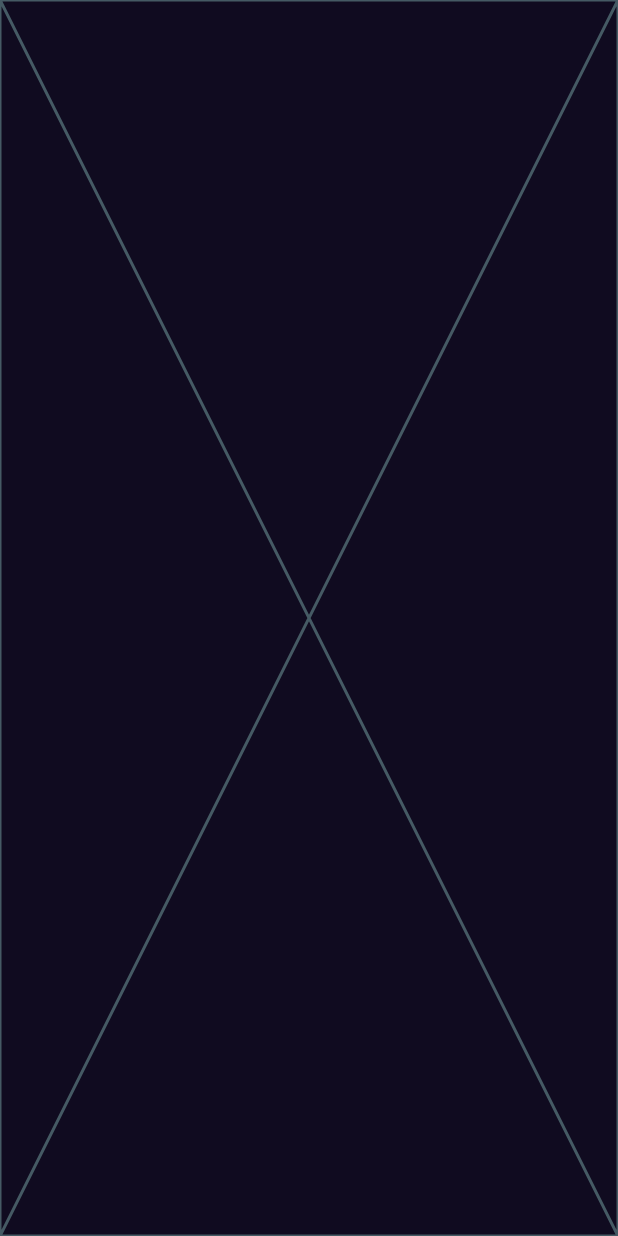
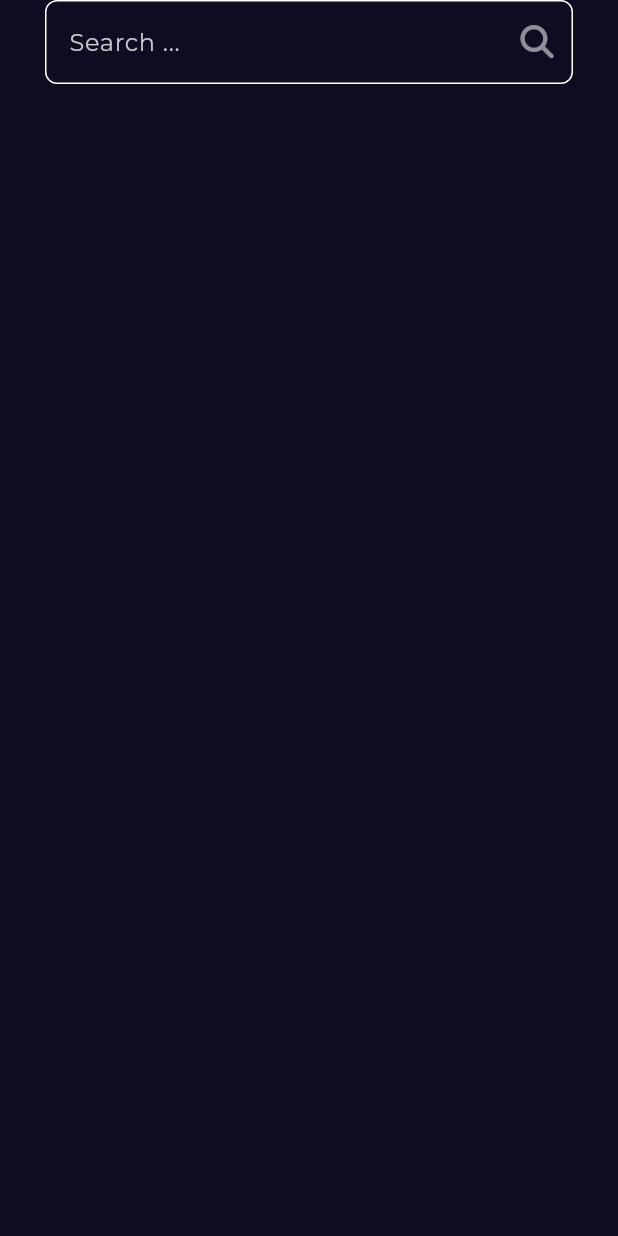
Before and after one commit to ALi-Maher-Mohamed/Bookly-app, a Flutter app: the SearchView screen opened by its route, on a phone screen of 412 x 824 dp. Run offline on Flutter 3.47's test engine with Material 3 defaults, Android fonts, the phone set to English and light mode, and no system bars; our stand-ins replace font_awesome_flutter, go_router, google_fonts.

Commit message:
creating custom search text feild

```diff
--- a/lib/core/utlis/app_routes.dart
+++ b/lib/core/utlis/app_routes.dart
@@ -15,7 +15,7 @@ abstract class AppRoutes {
         builder: (context, state) => const SplashView(),
       ),
       GoRoute(
-        path: '/searchView',
+        path: kSearchview,
         builder: (context, state) => const SearchView(),
       ),
       GoRoute(
--- a/lib/feature/home/presentation/views/widgets/custom_app_bar.dart
+++ b/lib/feature/home/presentation/views/widgets/custom_app_bar.dart
@@ -1,6 +1,8 @@
+import 'package:bookly_app/core/utlis/app_routes.dart';
 import 'package:bookly_app/core/utlis/assets.dart';
 import 'package:flutter/material.dart';
 import 'package:font_awesome_flutter/font_awesome_flutter.dart';
+import 'package:go_router/go_router.dart';
 
 class CustomAppBar extends StatelessWidget {
   const CustomAppBar({
@@ -19,7 +21,9 @@ class CustomAppBar extends StatelessWidget {
           ),
           const Spacer(),
           IconButton(
-              onPressed: () {},
+              onPressed: () {
+                GoRouter.of(context).push(AppRoutes.kSearchview);
+              },
               icon: const Icon(
                 FontAwesomeIcons.magnifyingGlass,
                 size: 24,
--- /dev/null
+++ b/lib/feature/search/presentation/views/widgets/custom_search_text-feild.dart
@@ -0,0 +1,31 @@
+import 'package:flutter/material.dart';
+import 'package:font_awesome_flutter/font_awesome_flutter.dart';
+
+class CustomSearchTextFeild extends StatelessWidget {
+  const CustomSearchTextFeild({super.key});
+
+  @override
+  Widget build(BuildContext context) {
+    return TextField(
+      decoration: InputDecoration(
+          enabledBorder: buildOutlinedInputBorder(),
+          focusedBorder: buildOutlinedInputBorder(),
+          hintText: 'Search ...',
+          suffixIcon: const Opacity(
+            opacity: .7,
+            child: Icon(
+              FontAwesomeIcons.magnifyingGlass,
+              size: 22,
+            ),
+          )),
+    );
+  }
+
+  OutlineInputBorder buildOutlinedInputBorder() {
+    return OutlineInputBorder(
+        borderRadius: BorderRadius.circular(8),
+        borderSide: const BorderSide(
+          color: Colors.white,
+        ));
+  }
+}
--- a/lib/feature/search/presentation/views/widgets/search_view_body.dart
+++ b/lib/feature/search/presentation/views/widgets/search_view_body.dart
@@ -1,3 +1,4 @@
+import 'package:bookly_app/feature/search/presentation/views/widgets/custom_search_text-feild.dart';
 import 'package:flutter/material.dart';
 
 class SearchViewBody extends StatelessWidget {
@@ -5,6 +6,11 @@ class SearchViewBody extends StatelessWidget {
 
   @override
   Widget build(BuildContext context) {
-    return const Placeholder();
+    return const Padding(
+      padding: EdgeInsets.symmetric(horizontal: 30.0),
+      child: Column(
+        children: [CustomSearchTextFeild()],
+      ),
+    );
   }
 }
```
